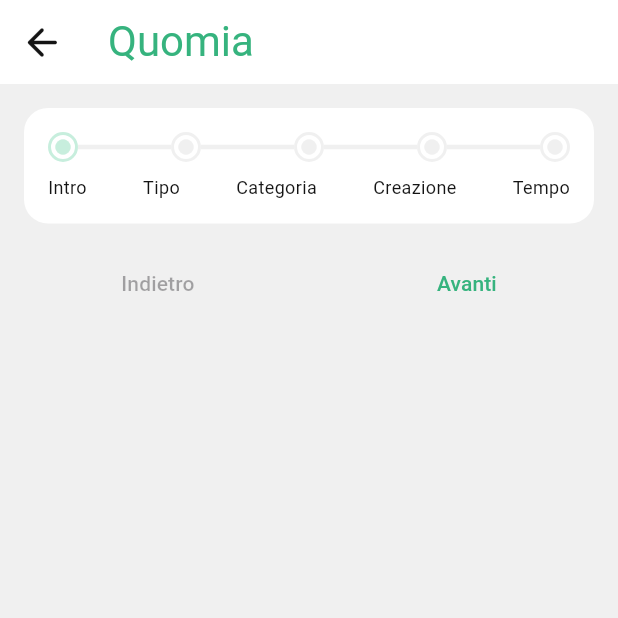
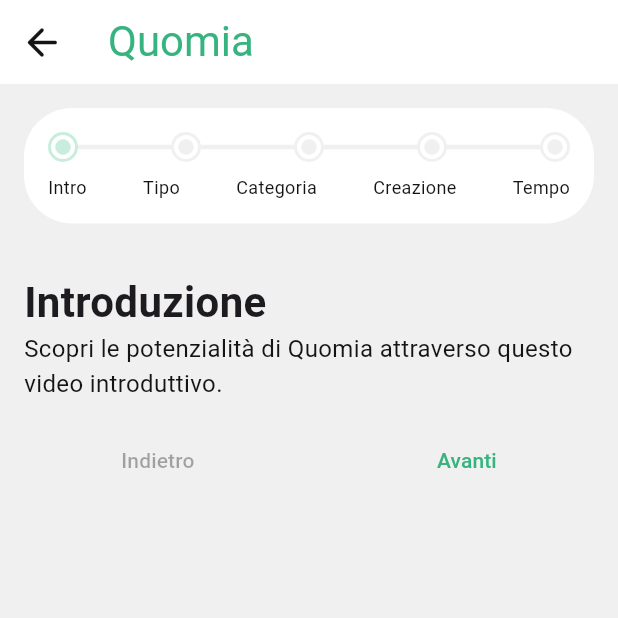
Before and after one commit to p4m-dev/quomia-app, a Flutter app: the screen it shows after launch, on a phone screen of 412 x 824 dp, the top half of it. Run offline on Flutter 3.47's test engine with Material 3 defaults, Android fonts, the phone set to English and light mode, and no system bars; our stand-ins replace carousel_slider, firebase_auth, firebase_core, font_awesome_flutter, lottie, percent_indicator and 3 more; accounts and stored records are empty; Roboto replaces fonts that are missing (DM Sans).

Commit message:
feat: add logic to switch steps based on currentStep

```diff
--- a/lib/designSystem/step_progress_view.dart
+++ b/lib/designSystem/step_progress_view.dart
@@ -24,7 +24,7 @@ class StepProgressView extends StatelessWidget {
           child: Container(
             width: width,
             decoration: BoxDecoration(
-                borderRadius: const BorderRadius.all(Radius.circular(16.0)),
+                borderRadius: const BorderRadius.all(Radius.circular(32.0)),
                 color: AppColors.light.primaryBackground),
             child: Padding(
               padding: const EdgeInsets.all(16.0),
--- a/lib/screens/buy_box_screen.dart
+++ b/lib/screens/buy_box_screen.dart
@@ -54,6 +54,10 @@ class _BuyBoxScreenState extends State<BuyBoxScreen> {
                   titles: titles,
                   width: MediaQuery.of(context).size.width,
                   currentStep: _currentStep),
+              _currentStep == 1 ? _buildIntroStep() : const SizedBox(),
+              _currentStep == 2 ? _buildBoxTypeStep() : const SizedBox(),
+              _currentStep == 3 ? _categoryStep() : const SizedBox(),
+              _currentStep == 4 ? const CreationStep() : const SizedBox(),
               Row(
                 mainAxisAlignment: MainAxisAlignment.spaceAround,
                 children: [
@@ -166,7 +170,9 @@ class _BuyBoxScreenState extends State<BuyBoxScreen> {
   }
 
   Widget _buildIntroStep() {
-    return Column(
+    return Padding(
+      padding: const EdgeInsets.all(16.0),
+      child: Column(
         mainAxisSize: MainAxisSize.max,
         crossAxisAlignment: CrossAxisAlignment.start,
         children: [
@@ -174,11 +180,14 @@ class _BuyBoxScreenState extends State<BuyBoxScreen> {
           _subtitle(
               'Scopri le potenzialità di Quomia attraverso questo video introduttivo.'),
         ],
+      ),
     );
   }
 
   Widget _buildBoxTypeStep() {
-    return Column(
+    return Padding(
+      padding: const EdgeInsets.all(16.0),
+      child: Column(
         mainAxisSize: MainAxisSize.max,
         crossAxisAlignment: CrossAxisAlignment.start,
         children: [
@@ -207,6 +216,7 @@ class _BuyBoxScreenState extends State<BuyBoxScreen> {
           _boxTypeCard('Message in a bottle', 'Rendi virale il tuo box.',
               'https://picsum.photos/seed/37/600')
         ],
+      ),
     );
   }
 
@@ -274,7 +284,6 @@ class _BuyBoxScreenState extends State<BuyBoxScreen> {
         onTap: () {
           setState(() {
             _boxType = title.toLowerCase();
-            _currentStep += 1;
           });
         },
       ),
```
Also changed, not shown: lib/widgets/buy/creation_step.dart (+7 -3 lines). Lines whose indentation alone changed are shown as unchanged.
